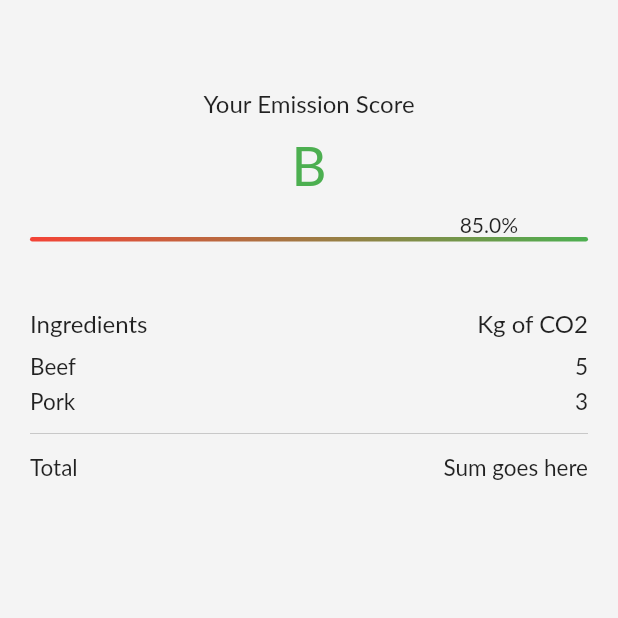
After one commit to EthanLavi/CarbonBuddy, a Flutter app: the ScorePage screen opened by its route, on a phone screen of 412 x 824 dp, the top half of it. The commit adds this screen. Run offline on Flutter 3.47's test engine with Material 2 defaults, Android fonts, the phone set to English and light mode, and no system bars; our stand-ins replace camera, googleapis_auth, shared_preferences; missing offline and left inert: gcloud; accounts and stored records are empty; Roboto replaces fonts that are missing (Lato).

Commit message:
score page (not integrated)

```diff
--- a/lib/main.dart
+++ b/lib/main.dart
@@ -2,6 +2,7 @@ import 'package:eat_neat/pages/home.dart';
 import 'package:eat_neat/pages/infer_image.dart';
 import 'package:eat_neat/pages/load_image.dart';
 import 'package:eat_neat/pages/recipe.dart';
+import 'package:eat_neat/pages/score.dart';
 import 'package:flutter/material.dart';
 import 'models/helper/theme.dart';
 
@@ -37,6 +38,7 @@ class CarbonBuddy extends StatelessWidget {
           '/': (context) => const SplashHome(),
           '/image': (context) => const QueryPhoto(),
           '/image/infer': (context) => const InferencePage(),
+          '/score': (context) => const ScorePage(),
         },
       ),
     );
--- /dev/null
+++ b/lib/pages/score.dart
@@ -0,0 +1,112 @@
+import 'package:flutter/material.dart';
+
+class ScorePage extends StatelessWidget {
+  const ScorePage({super.key});
+
+  static const letterScore = "B";
+  static const score = 0.85;
+
+  static const ingredients = [
+    ["Beef", 5],
+    ["Pork", 3]
+  ];
+
+  static int sum = 8;
+
+  @override
+  Widget build(BuildContext context) {
+    return Scaffold(
+        body: Stack(children: [
+      Positioned(
+          top: 59,
+          bottom: 34,
+          left: 10,
+          right: 10,
+          child: ListView(
+            children: [
+              Column(crossAxisAlignment: CrossAxisAlignment.center, children: [
+                const Text("Your Emission Score",
+                    style: TextStyle(fontSize: 16)),
+                const SizedBox(height: 10),
+                () {
+                  if (score > 0.80) {
+                    return const Text(letterScore,
+                        style: TextStyle(fontSize: 36, color: Colors.green));
+                  } else if (score < 0.60) {
+                    return const Text(letterScore,
+                        style: TextStyle(fontSize: 36, color: Colors.red));
+                  } else {
+                    return const Text(letterScore,
+                        style: TextStyle(
+                            fontSize: 36,
+                            color: Color.fromARGB(255, 224, 207, 51)));
+                  }
+                }(),
+                Padding(
+                    padding: const EdgeInsets.all(10.0),
+                    child: Column(children: [
+                      Row(children: [
+                        SizedBox(
+                            width: (MediaQuery.of(context).size.width - 75) *
+                                score),
+                        const Text("${score * 100}%")
+                      ]),
+                      Container(
+                          height: 3,
+                          width: double.infinity,
+                          decoration: BoxDecoration(
+                              borderRadius: BorderRadius.circular(10),
+                              gradient: const LinearGradient(colors: [
+                                Colors.red,
+                                Colors.green,
+                              ]))),
+                    ])),
+              ]),
+              const SizedBox(height: 25),
+              Padding(
+                  padding: const EdgeInsets.all(10.0),
+                  child: Column(
+                    children: [
+                      Row(
+                        children: const [
+                          Text("Ingredients", style: TextStyle(fontSize: 16)),
+                          Spacer(),
+                          Tooltip(
+                              waitDuration: Duration(milliseconds: 500),
+                              message:
+                                  "Kilograms of carbon dioxide emitted while producing one serving of an ingredient",
+                              child: Text("Kg of CO2",
+                                  style: TextStyle(fontSize: 16))),
+                        ],
+                      ),
+                      const SizedBox(height: 10),
+                      Column(
+                        children: ingredients
+                            .map((e) => Column(children: [
+                                  Row(children: [
+                                    Text(e[0].toString(),
+                                        style: const TextStyle(fontSize: 15)),
+                                    const Spacer(),
+                                    Text(e[1].toString(),
+                                        style: const TextStyle(fontSize: 15)),
+                                  ]),
+                                  const SizedBox(height: 5)
+                                ]))
+                            .toList(),
+                      ),
+                      const Divider(color: Color.fromARGB(150, 170, 170, 170)),
+                      const SizedBox(height: 5),
+                      Row(
+                        children: const [
+                          Text("Total", style: TextStyle(fontSize: 15)),
+                          Spacer(),
+                          Text("Sum goes here", style: TextStyle(fontSize: 15))
+                        ],
+                      )
+                    ],
+                  ))
+            ],
+          )),
+    ]));
+  }
+}
```
Also changed, not shown: 3 other files.
